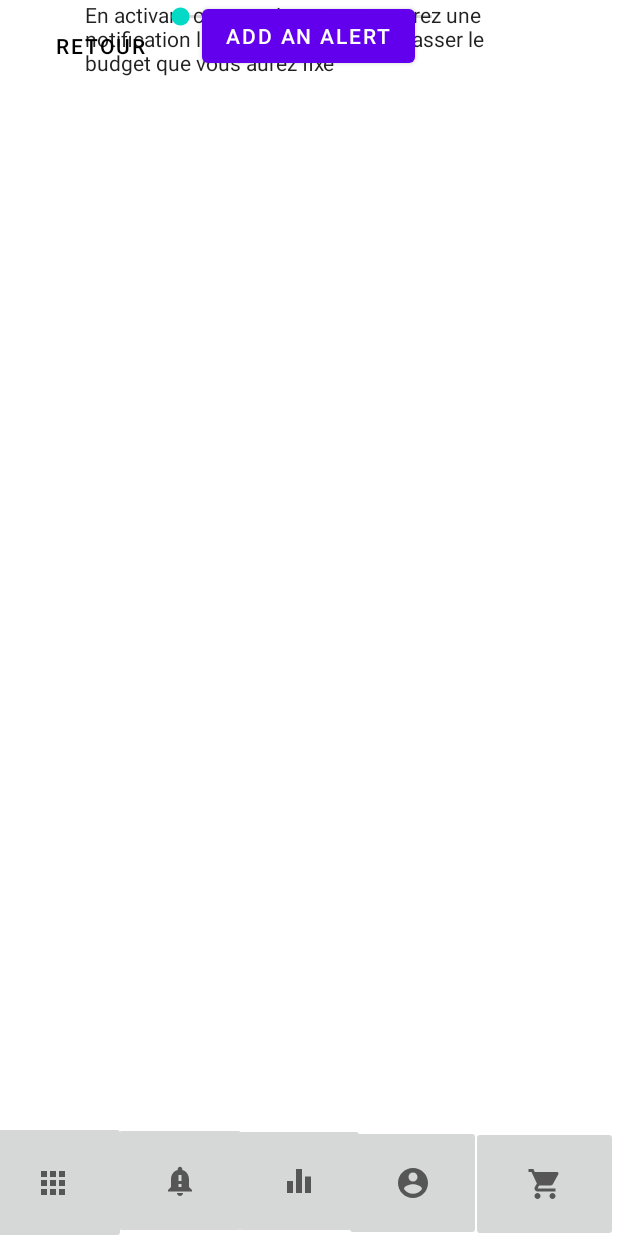
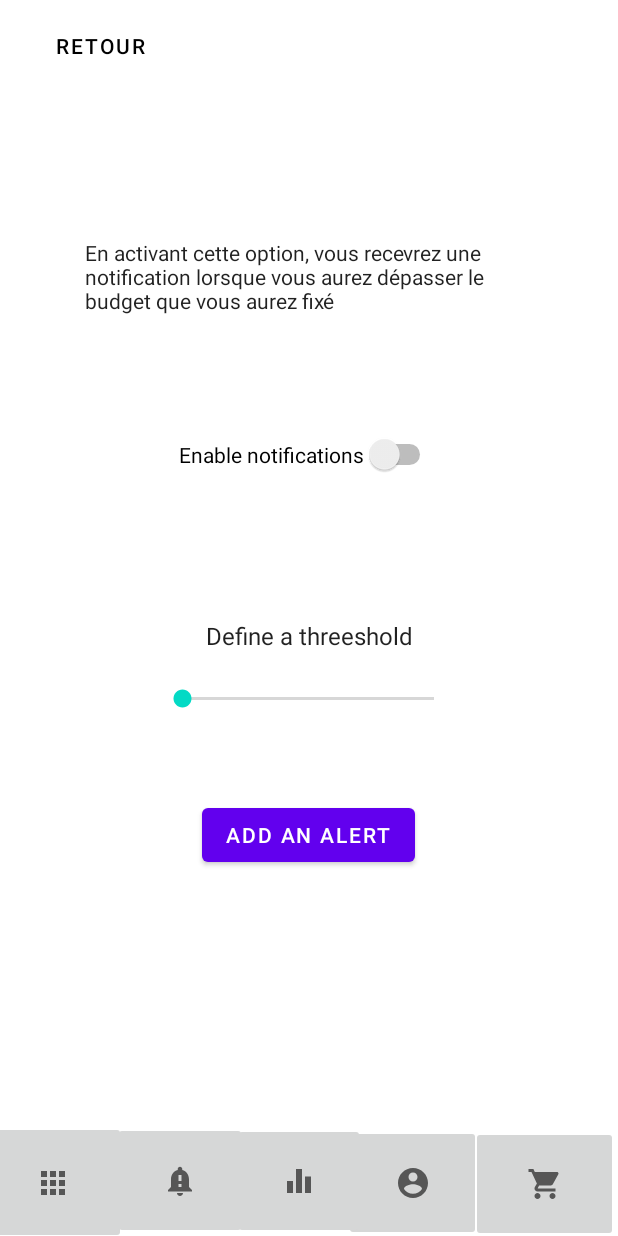
Before and after one commit to AmbreCorreia/Ebudget, an Android app: the layout activity_notification.xml on its own in the app's theme, with its tools: preview values and no code run, on a phone screen of 412 x 824 dp. Run offline under Robolectric (Android 15) with nearby library versions, the phone set to English and light mode, and no system bars.

Commit message:
footer + début notifs

```diff
--- a/app/src/main/AndroidManifest.xml
+++ b/app/src/main/AndroidManifest.xml
@@ -19,7 +19,7 @@
             android:name=".Stat"
             android:exported="false" />
         <activity
-            android:name=".Notification"
+            android:name=".NotificationPage"
             android:exported="false" />
         <activity
             android:name=".Category"
--- a/app/src/main/java/edu/polytech/ebudget/MainActivity.java
+++ b/app/src/main/java/edu/polytech/ebudget/MainActivity.java
@@ -4,6 +4,7 @@ import androidx.appcompat.app.AppCompatActivity;
 
 import android.content.Intent;
 import android.os.Bundle;
+import android.widget.Button;
 import android.widget.ImageButton;
 
 public class MainActivity extends AppCompatActivity {
@@ -14,8 +15,8 @@ public class MainActivity extends AppCompatActivity {
         setContentView(R.layout.activity_home);
 
         //categories
-        ((ImageButton)findViewById(R.id.imageButton5)).setOnClickListener(click ->{
-            Intent intent = new Intent(getApplicationContext(), Category.class);
+        ((Button)findViewById(R.id.button_decr)).setOnClickListener(click ->{
+            Intent intent = new Intent(getApplicationContext(), NotificationPage.class);
             this.startActivity(intent);
         });
     }
--- a/app/src/main/res/layout/activity_notification.xml
+++ b/app/src/main/res/layout/activity_notification.xml
@@ -7,21 +7,15 @@
     android:backgroundTint="#FF80AB"
     tools:context=".Notification">
 
-    <Switch
-        android:id="@+id/switch1"
-        android:layout_width="wrap_content"
-        android:layout_height="wrap_content"
-        android:switchTextAppearance="@style/TextAppearance.AppCompat.Body1"
-        android:text="Enable notifications"
-        android:textAppearance="@style/TextAppearance.AppCompat.Medium"
-        app:layout_constraintEnd_toEndOf="parent"
-        app:layout_constraintStart_toStartOf="parent"
-        tools:layout_editor_absoluteY="260dp"
-        tools:ignore="MissingConstraints" />
+    <include
+        android:id="@+id/include"
+        layout="@layout/footer" />
 
-    <include layout="@layout/footer" />
-    <include layout="@layout/header" />
 
+    <include
+        layout="@layout/header"
+        tools:layout_editor_absoluteX="-28dp"
+        tools:layout_editor_absoluteY="-39dp" />
 
     <TextView
         android:id="@+id/textView3"
@@ -29,9 +23,11 @@
         android:layout_height="69dp"
         android:text="En activant cette option, vous recevrez une notification lorsque vous aurez dépasser le budget que vous aurez fixé"
         android:textAppearance="@style/TextAppearance.AppCompat.Body1"
+        app:layout_constraintBottom_toTopOf="@+id/switchNotifs"
         app:layout_constraintEnd_toEndOf="parent"
         app:layout_constraintStart_toStartOf="parent"
-        tools:layout_editor_absoluteY="137dp"
+        app:layout_constraintTop_toTopOf="@+id/include"
+        app:layout_constraintVertical_bias="0.721"
         tools:ignore="MissingConstraints" />
 
     <SeekBar
@@ -39,12 +35,13 @@
         style="@style/Widget.AppCompat.SeekBar"
         android:layout_width="200dp"
         android:layout_height="22dp"
+        android:layout_marginBottom="56dp"
         android:clickable="false"
         android:visibility="visible"
+        app:layout_constraintBottom_toTopOf="@+id/button5"
         app:layout_constraintEnd_toEndOf="parent"
-        app:layout_constraintHorizontal_bias="0.492"
+        app:layout_constraintHorizontal_bias="0.497"
         app:layout_constraintStart_toStartOf="parent"
-        tools:layout_editor_absoluteY="437dp"
         tools:ignore="MissingConstraints" />
 
     <TextView
@@ -57,17 +54,33 @@
         android:textSize="16sp"
         app:layout_constraintBottom_toTopOf="@+id/seekBar"
         app:layout_constraintEnd_toEndOf="parent"
-        app:layout_constraintStart_toStartOf="parent" />
+        app:layout_constraintStart_toStartOf="parent"
+        app:layout_constraintTop_toBottomOf="@+id/switchNotifs"
+        app:layout_constraintVertical_bias="0.926" />
 
     <Button
         android:id="@+id/button5"
         android:layout_width="wrap_content"
         android:layout_height="wrap_content"
         android:text="Add an alert"
+        app:layout_constraintBottom_toBottomOf="@+id/include"
         app:layout_constraintEnd_toEndOf="parent"
         app:layout_constraintHorizontal_bias="0.498"
         app:layout_constraintStart_toStartOf="parent"
-        tools:layout_editor_absoluteY="526dp"
+        app:layout_constraintTop_toBottomOf="@+id/switchNotifs"
+        app:layout_constraintVertical_bias="0.47"
         tools:ignore="MissingConstraints" />
 
+    <Switch
+        android:id="@+id/switchNotifs"
+        android:layout_width="wrap_content"
+        android:layout_height="wrap_content"
+        android:text="Enable notifications"
+        app:layout_constraintBottom_toBottomOf="@+id/include"
+        app:layout_constraintEnd_toEndOf="parent"
+        app:layout_constraintHorizontal_bias="0.497"
+        app:layout_constraintStart_toStartOf="parent"
+        app:layout_constraintTop_toTopOf="@+id/include"
+        app:layout_constraintVertical_bias="0.363" />
+
 </androidx.constraintlayout.widget.ConstraintLayout>
--- a/app/src/main/res/layout/footer.xml
+++ b/app/src/main/res/layout/footer.xml
@@ -17,7 +17,7 @@
         android:gravity="center">
 
         <ImageButton
-            android:id="@+id/imageButton8"
+            android:id="@+id/imageButtonCourses"
             android:layout_width="98dp"
             android:layout_height="77dp"
             android:layout_alignParentEnd="true"
@@ -27,7 +27,7 @@
             app:srcCompat="@drawable/ic_baseline_shopping_cart_24" />
 
         <ImageButton
-            android:id="@+id/imageButton7"
+            android:id="@+id/imageButtonProfil"
             android:layout_width="91dp"
             android:layout_height="77dp"
             android:layout_alignParentEnd="true"
@@ -37,7 +37,7 @@
             app:srcCompat="@drawable/ic_baseline_account_circle_24" />
 
         <ImageButton
-            android:id="@+id/imageButton6"
+            android:id="@+id/imageButtonStats"
             android:layout_width="88dp"
             android:layout_height="77dp"
             android:layout_alignParentStart="true"
@@ -47,7 +47,7 @@
             app:srcCompat="@drawable/ic_baseline_equalizer_24" />
 
         <ImageButton
-            android:id="@+id/imageButton5"
+            android:id="@+id/imageButtonNotifs"
             android:layout_width="89dp"
             android:layout_height="78dp"
             android:layout_alignParentStart="true"
@@ -57,7 +57,7 @@
             app:srcCompat="@drawable/ic_baseline_notification_important_24" />
 
         <ImageButton
-            android:id="@+id/imageButton4"
+            android:id="@+id/imageButtonCategory"
             android:layout_width="97dp"
             android:layout_height="82dp"
             android:layout_alignParentStart="true"
```
Also changed, not shown: app/src/main/java/edu/polytech/ebudget/Footer.java (+5 -5 lines), app/src/main/java/edu/polytech/ebudget/Notification.java (+28 -4 lines), app/src/main/java/edu/polytech/ebudget/NotificationPage.java (added, +36 -0 lines).
